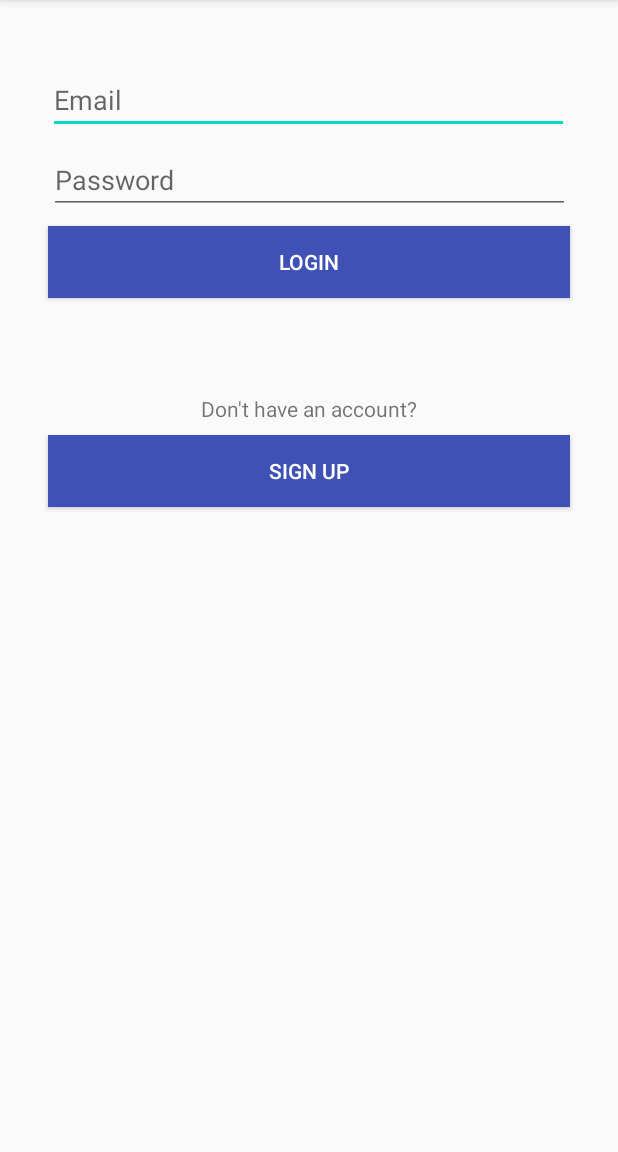
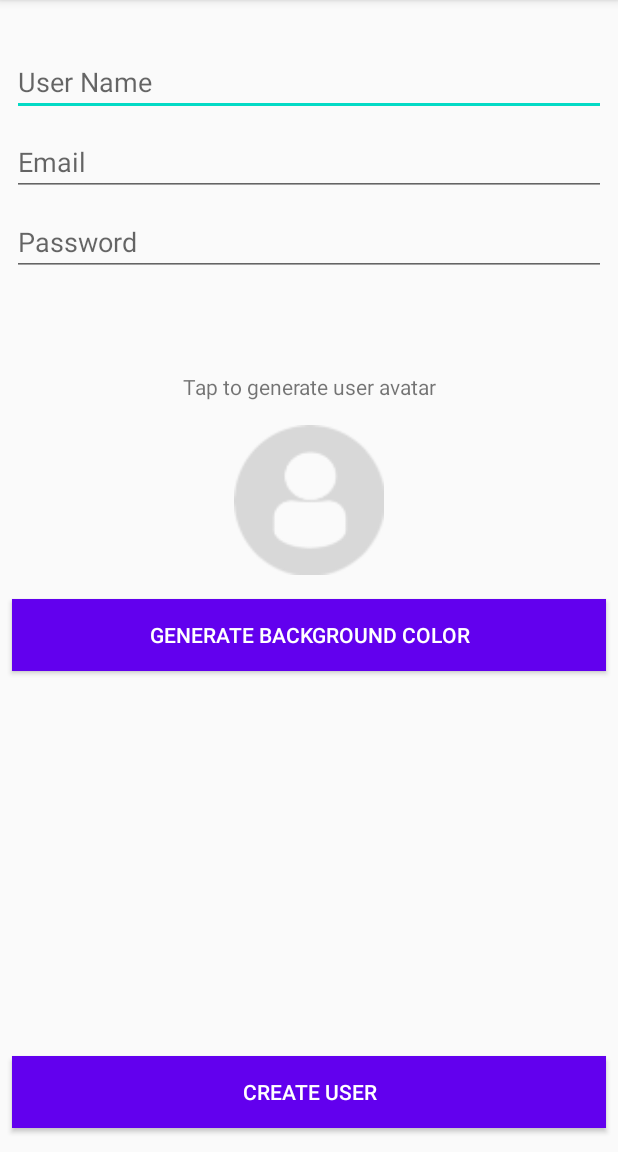
Before and after one commit to harsh4723/ChattyChat, an Android app: the LoginActivity screen opened directly, with no data from a screen before it, after a tap on "SIGN UP", on a phone screen of 412 x 824 dp, the part 84-1236 px from its top. Run offline under Robolectric (Android 15) with nearby library versions, the phone set to English and light mode, and no system bars.

Commit message:
signUp UI

```diff
--- a/app/src/main/AndroidManifest.xml
+++ b/app/src/main/AndroidManifest.xml
@@ -8,7 +8,8 @@
         android:label="@string/app_name"
         android:supportsRtl="true"
         android:theme="@style/AppTheme">
-        <activity android:name=".LoginActivity"></activity>
+        <activity android:name=".SignupActivity"></activity>
+        <activity android:name=".LoginActivity" />
         <activity
             android:name=".MainActivity"
             android:label="@string/app_name"
--- a/app/src/main/java/com/example/chattychat/LoginActivity.kt
+++ b/app/src/main/java/com/example/chattychat/LoginActivity.kt
@@ -1,5 +1,6 @@
 package com.example.chattychat
 
+import android.content.Intent
 import androidx.appcompat.app.AppCompatActivity
 import android.os.Bundle
 import android.view.View
@@ -15,6 +16,7 @@ class LoginActivity : AppCompatActivity() {
 
     }
     fun loginSignUpBtnClicked(view:View){
-
+        val intent = Intent(this,SignupActivity::class.java)
+        startActivity(intent)
     }
 }
--- /dev/null
+++ b/app/src/main/java/com/example/chattychat/SignupActivity.kt
@@ -0,0 +1,46 @@
+package com.example.chattychat
+
+import android.graphics.Color
+import androidx.appcompat.app.AppCompatActivity
+import android.os.Bundle
+import android.view.View
+import kotlinx.android.synthetic.main.activity_signup.*
+import java.util.*
+
+class SignupActivity : AppCompatActivity() {
+    var userAvatar = "profileDefault"
+    var userColor = "[0.5,0.5,0.5,1]"
+    override fun onCreate(savedInstanceState: Bundle?) {
+        super.onCreate(savedInstanceState)
+        setContentView(R.layout.activity_signup)
+    }
+
+    fun signUpAvatarImgOnclick(view: View) {
+        val random = Random()
+        val color = random.nextInt(2)
+        val avatar = random.nextInt(28)
+        if (color == 0) {
+            userAvatar = "light$avatar"
+        } else {
+            userAvatar = "dark$avatar"
+        }
+        val resourceId = resources.getIdentifier(userAvatar,"drawable",packageName);
+        signUpAvatarImgView.setImageResource(resourceId)
+    }
+
+    fun signUpAvatarColorBtnClicked(view: View) {
+        val random = Random()
+        val r = random.nextInt(255)
+        val g = random.nextInt(255)
+        val b = random.nextInt(255)
+        signUpAvatarImgView.setBackgroundColor(Color.rgb(r,g,b))
+        val saveR = r.toDouble()/255
+        val saveG = g.toDouble()/255
+        val saveB = b.toDouble()/255
+
+        userColor = "[$saveR,$saveG,$saveB,1]"
+    }
+
+    fun signUpCreateUserBtnClicked(view: View) {
+    }
+}
--- a/app/src/main/res/layout/activity_login.xml
+++ b/app/src/main/res/layout/activity_login.xml
@@ -42,7 +42,7 @@
         android:layout_marginStart="32dp"
         android:layout_marginTop="8dp"
         android:layout_marginEnd="32dp"
-        android:background="#3F51B5"
+        android:background="@color/colorPrimary"
         android:onClick="loginLoginBtnClicked"
         android:text="LOGIN"
         android:textColor="#FFFFFF"
@@ -68,7 +68,7 @@
         android:layout_marginStart="32dp"
         android:layout_marginTop="8dp"
         android:layout_marginEnd="32dp"
-        android:background="#3F51B5"
+        android:background="@color/colorPrimary"
         android:onClick="loginSignUpBtnClicked"
         android:text="SIGN UP"
         android:textColor="#FFFFFF"
--- /dev/null
+++ b/app/src/main/res/layout/activity_signup.xml
@@ -0,0 +1,105 @@
+<?xml version="1.0" encoding="utf-8"?>
+<androidx.constraintlayout.widget.ConstraintLayout xmlns:android="http://schemas.android.com/apk/res/android"
+    xmlns:app="http://schemas.android.com/apk/res-auto"
+    xmlns:tools="http://schemas.android.com/tools"
+    android:layout_width="match_parent"
+    android:layout_height="match_parent"
+    tools:context=".SignupActivity">
+
+    <EditText
+        android:id="@+id/signUpUserName"
+        android:layout_width="0dp"
+        android:layout_height="wrap_content"
+        android:layout_marginStart="8dp"
+        android:layout_marginTop="32dp"
+        android:layout_marginEnd="8dp"
+        android:ems="10"
+        android:hint="User Name"
+        android:inputType="textPersonName"
+        app:layout_constraintEnd_toEndOf="parent"
+        app:layout_constraintHorizontal_bias="0.5"
+        app:layout_constraintStart_toStartOf="parent"
+        app:layout_constraintTop_toTopOf="parent" />
+
+    <EditText
+        android:id="@+id/signUpEmail"
+        android:layout_width="0dp"
+        android:layout_height="wrap_content"
+        android:layout_marginStart="8dp"
+        android:layout_marginTop="8dp"
+        android:layout_marginEnd="8dp"
+        android:ems="10"
+        android:hint="Email"
+        android:inputType="textPersonName"
+        app:layout_constraintEnd_toEndOf="parent"
+        app:layout_constraintHorizontal_bias="0.5"
+        app:layout_constraintStart_toStartOf="parent"
+        app:layout_constraintTop_toBottomOf="@+id/signUpUserName" />
+
+    <Button
+        android:id="@+id/signUpCreateUserBtn"
+        android:layout_width="0dp"
+        android:layout_height="wrap_content"
+        android:layout_marginStart="8dp"
+        android:layout_marginEnd="8dp"
+        android:layout_marginBottom="16dp"
+        android:background="@color/colorPrimary"
+        android:onClick="signUpCreateUserBtnClicked"
+        android:text="Create User"
+        android:textColor="#FFFFFF"
+        app:layout_constraintBottom_toBottomOf="parent"
+        app:layout_constraintEnd_toEndOf="parent"
+        app:layout_constraintStart_toStartOf="parent" />
+
+    <ImageView
+        android:id="@+id/signUpAvatarImgView"
+        android:layout_width="100dp"
+        android:layout_height="100dp"
+        android:layout_marginTop="16dp"
+        android:onClick="signUpAvatarImgOnclick"
+        android:scaleType="fitXY"
+        app:layout_constraintEnd_toEndOf="parent"
+        app:layout_constraintStart_toStartOf="parent"
+        app:layout_constraintTop_toBottomOf="@+id/signUpGenerateText"
+        app:srcCompat="@drawable/profiledefault" />
+
+    <TextView
+        android:id="@+id/signUpGenerateText"
+        android:layout_width="wrap_content"
+        android:layout_height="wrap_content"
+        android:layout_marginTop="64dp"
+        android:text="Tap to generate user avatar"
+        app:layout_constraintEnd_toEndOf="parent"
+        app:layout_constraintStart_toStartOf="parent"
+        app:layout_constraintTop_toBottomOf="@+id/signUpPasswrod" />
+
+    <Button
+        android:id="@+id/signUpAvatarColorBtn"
+        android:layout_width="0dp"
+        android:layout_height="wrap_content"
+        android:layout_marginStart="8dp"
+        android:layout_marginTop="16dp"
+        android:layout_marginEnd="8dp"
+        android:background="@color/colorPrimary"
+        android:onClick="signUpAvatarColorBtnClicked"
+        android:text="Generate background color"
+        android:textColor="#FFFFFF"
+        app:layout_constraintEnd_toEndOf="parent"
+        app:layout_constraintStart_toStartOf="parent"
+        app:layout_constraintTop_toBottomOf="@+id/signUpAvatarImgView" />
+
+    <EditText
+        android:id="@+id/signUpPasswrod"
+        android:layout_width="0dp"
+        android:layout_height="wrap_content"
+        android:layout_marginStart="8dp"
+        android:layout_marginTop="8dp"
+        android:layout_marginEnd="8dp"
+        android:ems="10"
+        android:hint="Password"
+        android:inputType="textPassword"
+        app:layout_constraintEnd_toEndOf="parent"
+        app:layout_constraintHorizontal_bias="0.5"
+        app:layout_constraintStart_toStartOf="parent"
+        app:layout_constraintTop_toBottomOf="@+id/signUpEmail" />
+</androidx.constraintlayout.widget.ConstraintLayout>
```
